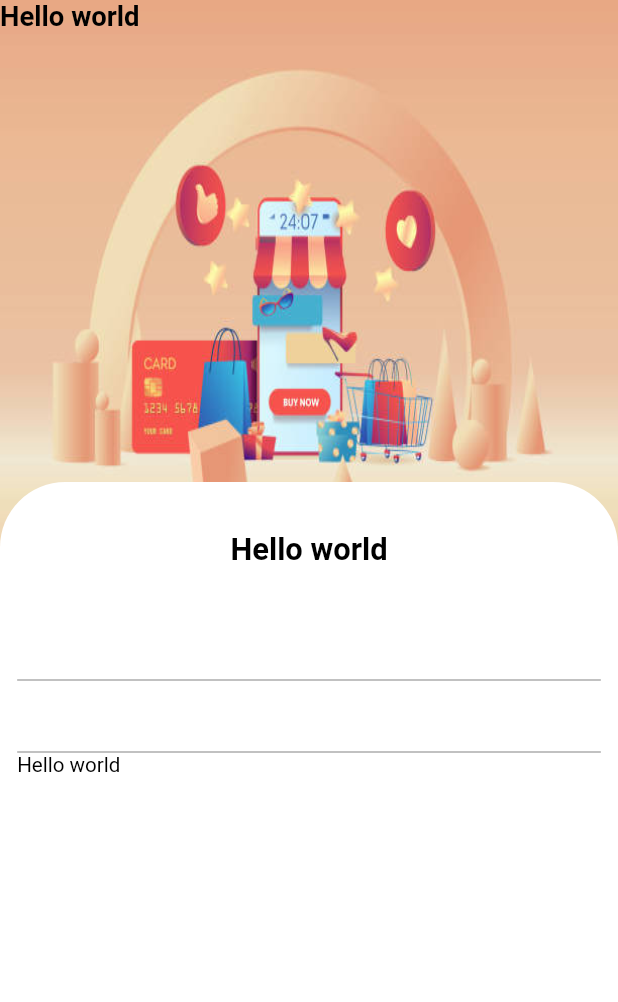
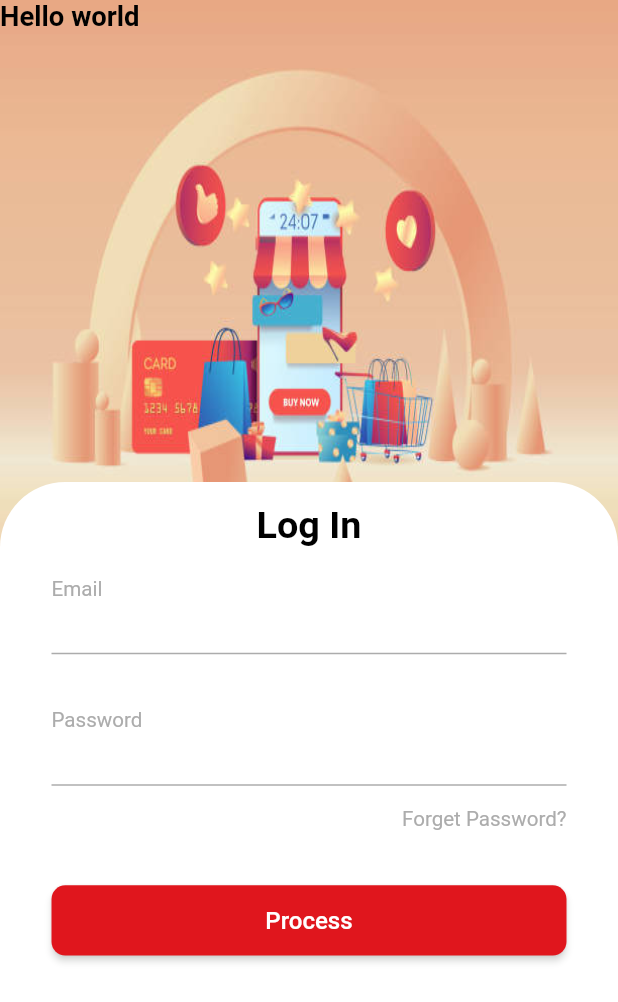
Before and after one commit to prolaymm/simple_getx_code_structure, a Flutter app: the screen it shows after launch, on a phone screen of 412 x 824 dp. Shown: the top 1002 px of the screen. Run offline on Flutter 3.47's test engine with Material 2 defaults, Android fonts, the phone set to English and light mode, and no system bars; our stand-ins replace cached_network_image, carousel_slider, flutter_screenutil, flutter_svg, get, video_player; missing offline and left inert: geolocator_web, shared_preferences_web.

Commit message:
FEAT : added primary color as default color if user don't enter color

```diff
--- a/lib/lib/core/themes/theme.dart
+++ b/lib/lib/core/themes/theme.dart
@@ -25,7 +25,8 @@ class StyleTheme {
           primaryContainer: cPrimaryContainer),
       cardColor: cSecondaryContainer,
       textTheme: const TextTheme(
-        labelMedium: TextStyle(color: Color(0xff5A596A)),
+        labelMedium:  TextStyle(color: cPrimaryContainer),
+
         bodyText1: TextStyle(color: Colors.white),
         bodyText2: TextStyle(color: Colors.black),
         headline1: TextStyle(color: cOnPrimary),
--- a/lib/lib/presentation/reusable_widget/custom_button.dart
+++ b/lib/lib/presentation/reusable_widget/custom_button.dart
@@ -18,8 +18,8 @@ class CustomButton extends StatelessWidget {
       {Key? key,
       required this.buttonText,
       required this.onClick,
-       this.buttonTextColor,
-       this.buttonColor,
+      this.buttonTextColor,
+      this.buttonColor,
       this.fontSize,
       this.buttonHeight,
       this.fontWeight,
@@ -29,15 +29,16 @@ class CustomButton extends StatelessWidget {
   @override
   Widget build(BuildContext context) {
     return MaterialButton(
-      height: buttonHeight ?? 20.h+20.w,
+      height: buttonHeight ?? 20.h + 20.w,
       shape: RoundedRectangleBorder(
-          borderRadius: BorderRadius.circular(radius ?? kMediumFont14.sw)),
-      color: buttonColor,
+          borderRadius: BorderRadius.circular(radius ?? 8.r)),
+      color: buttonColor ?? Theme.of(context).primaryColor,
       onPressed: onClick,
       child: TextView(
         title: buttonText,
         fontWeight: fontWeight,
-        color: buttonTextColor,
+        color:
+            buttonTextColor ?? Theme.of(context).textTheme.labelMedium!.color,
         fontSize: fontSize ?? kMediumFont14.sp,
       ),
     );
--- a/lib/lib/presentation/reusable_widget/underline_text_form_field.dart
+++ b/lib/lib/presentation/reusable_widget/underline_text_form_field.dart
@@ -6,6 +6,7 @@ class UnderLineTextFormField extends StatelessWidget {
   final String? hintText;
   final Color? unFocusColor;
   final bool? isPrefix;
+  final bool? isPassword;
   final bool? isVisible;
   final IconData? prefixIcon;
 
@@ -22,12 +23,15 @@ class UnderLineTextFormField extends StatelessWidget {
       this.onChange,
       this.onPrefixIconClick,
       this.hintText,
-      this.isVisible})
+      this.isVisible,
+      this.isPassword})
       : super(key: key);
 
   @override
   Widget build(BuildContext context) {
     return TextFormField(
+      controller: textEditingController,
+      obscureText: isPassword ?? false,
       decoration: InputDecoration(
         enabledBorder: UnderlineInputBorder(
             borderSide: BorderSide(
--- a/lib/lib/presentation/screens/login_screen/login_card.dart
+++ b/lib/lib/presentation/screens/login_screen/login_card.dart
@@ -1,5 +1,6 @@
 import 'package:flutter/material.dart';
 import 'package:flutter_screenutil/flutter_screenutil.dart';
+import 'package:mya_ngwe_san/lib/presentation/reusable_widget/custom_button.dart';
 import 'package:mya_ngwe_san/lib/utils/fonts_and_margins_constants.dart';
 import 'package:mya_ngwe_san/lib/view_model/login_view_model.dart';
 
@@ -16,31 +17,71 @@ class LoginCard extends StatelessWidget {
     TextEditingController emailTextController = TextEditingController();
     TextEditingController passwordTextController = TextEditingController();
     return Container(
-   //   width: double.infinity,
-      height: 200,
+      //   width: double.infinity,
+      // height: 200,
       decoration: BoxDecoration(
         color: Theme.of(context).colorScheme.primaryContainer,
         borderRadius: BorderRadius.only(
             topLeft: Radius.circular(38.r), topRight: Radius.circular(38.r)),
       ),
       child: Padding(
-        padding: EdgeInsets.symmetric(horizontal: kDefaultMarginWidth.w,vertical: kDefaultMarginHeight.h),
+        padding: EdgeInsets.symmetric(
+            horizontal: 30.w, vertical: kDefaultMarginHeight.h),
         child: ListView(
-        //  crossAxisAlignment: CrossAxisAlignment.start,
+          //  crossAxisAlignment: CrossAxisAlignment.start,
           children: [
+            SizedBox(
+              height: 2.h + 2.w,
+            ),
+            Center(
+                child: TextView(
+              title: 'Log In',
+              fontSize: kLargestFont22.sp,
+              fontWeight: FontWeight.bold,
+            )),
+            SizedBox(
+              height: 8.h + 8.w,
+            ),
+            TextView(
+              title: 'Email',
+              fontSize: kSmallFont12.sp,
+              color: Theme.of(context).hintColor,
+            ),
+            SizedBox(
+                height: 30.h,
+                child: UnderLineTextFormField(
+                  textEditingController: emailTextController,
+                )),
+            SizedBox(
+              height: 30.h,
+            ),
+            TextView(
+              title: 'Password',
+              fontSize: kSmallFont12.sp,
+              color: Theme.of(context).hintColor,
+            ),
+            SizedBox(
+                height: 30.h,
+                child: UnderLineTextFormField(
+                    textEditingController: passwordTextController,
+                    prefixIcon: Icons.visibility_off,
+                    isPassword: true,
+                    isPrefix: true)),
+            SizedBox(
+              height: kSmallMargin.h+kSmallMargin.w,
+            ),
+            Align(
+              alignment: Alignment.centerRight,
+              child: TextView(
+                title: 'Forget Password?',
+                fontSize: kSmallFont12.sp,
+                color: Theme.of(context).hintColor,
+              ),
+            ),
+            SizedBox(
+              height: 30.h,),
 
-            SizedBox(
-              height: 10.h+10.w,
-            ),
-            Center(child: TextView(title: 'Hello world', fontSize: kExtraLargeFont18.sp,fontWeight: FontWeight.bold,)),
-
-
-            SizedBox(
-              height: 10.h+10.w,
-            ),
-            UnderLineTextFormField(textEditingController: emailTextController,prefixIcon: Icons.visibility_off,isPrefix: true,),
-            UnderLineTextFormField(textEditingController: emailTextController,prefixIcon: Icons.visibility_off,),
-            TextView(title: 'Hello world', fontSize: kSmallFont12.sp,),
+            CustomButton(buttonText: "Process", onClick: ()=> debugPrint("Hello world"))
           ],
         ),
       ),
```
